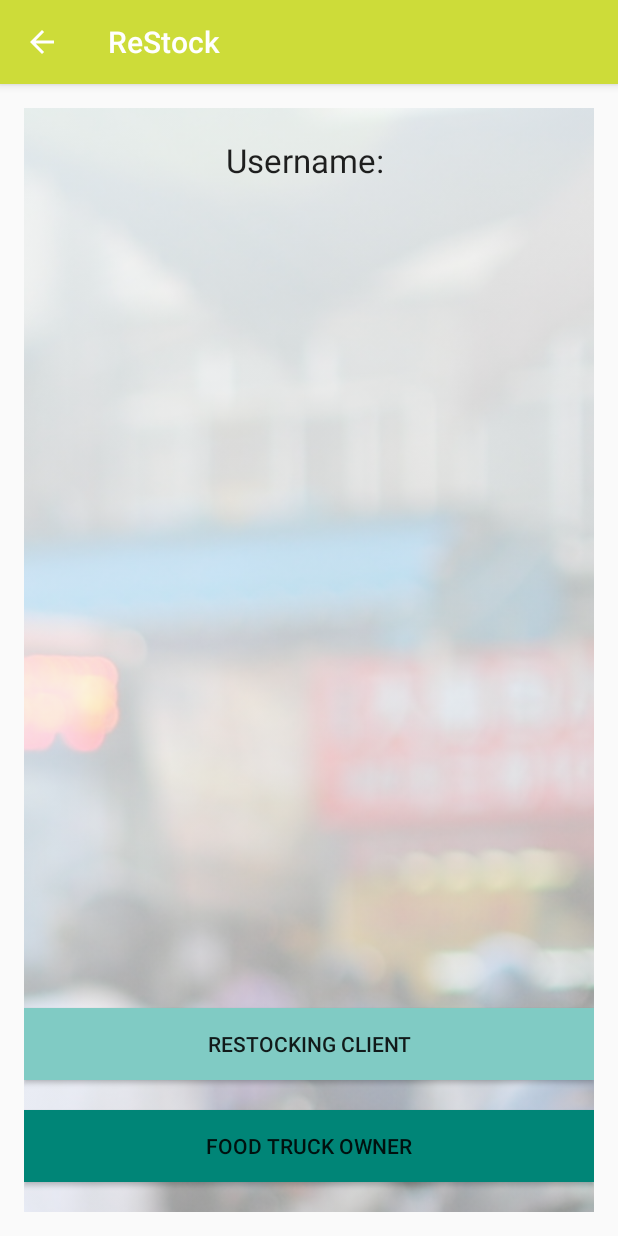
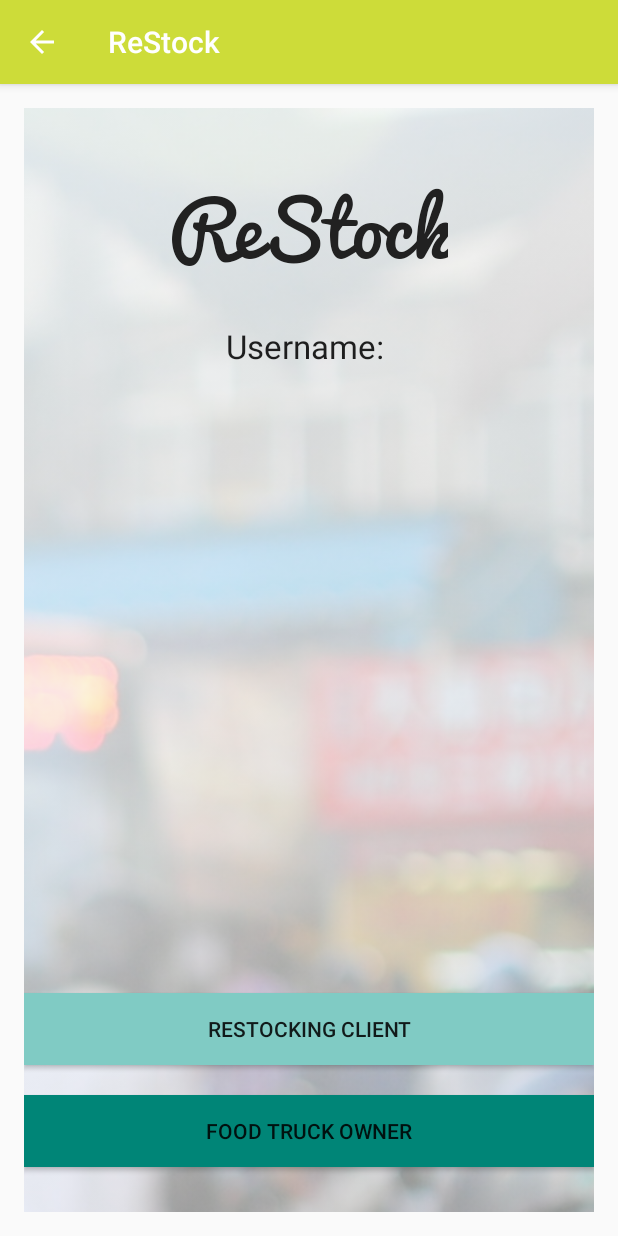
Before and after one commit to inthra/w2Fri-ReStock, an Android app: the RolesActivity screen opened directly, with no data from a screen before it, on a phone screen of 412 x 824 dp. Run offline under Robolectric (Android 15) with nearby library versions, the phone set to English and light mode, and no system bars; our stand-ins replace ButterKnife.

Commit message:
Modify layout on roles activity.

```diff
--- a/app/src/main/java/com/epicodus/restock/Constants.java
+++ b/app/src/main/java/com/epicodus/restock/Constants.java
@@ -5,6 +5,6 @@ public class Constants {
     public static final String YELP_CONSUMER_SECRET = BuildConfig.YELP_CONSUMER_SECRET;
     public static final String YELP_TOKEN = BuildConfig.YELP_TOKEN;
     public static final String YELP_TOKEN_SECRET = BuildConfig.YELP_TOKEN_SECRET;
-    public static final String YELP_BASE_URL = "https://api.yelp.com/v2/search?term=food+cart";
+    public static final String YELP_BASE_URL = "https://api.yelp.com/v2/search?term=food";
     public static final String YELP_LOCATION_QUERY_PARAMETER = "location";
 }
--- a/app/src/main/java/com/epicodus/restock/ui/MainActivity.java
+++ b/app/src/main/java/com/epicodus/restock/ui/MainActivity.java
@@ -25,7 +25,6 @@ public class MainActivity extends AppCompatActivity implements View.OnClickListe
     protected void onCreate(Bundle savedInstanceState) {
         super.onCreate(savedInstanceState);
         setContentView(R.layout.activity_main);
-
         ButterKnife.bind(this);
 
         Typeface pacificoFont = Typeface.createFromAsset(getAssets(), "fonts/pacifico.ttf");
--- a/app/src/main/java/com/epicodus/restock/ui/RolesActivity.java
+++ b/app/src/main/java/com/epicodus/restock/ui/RolesActivity.java
@@ -1,8 +1,11 @@
 package com.epicodus.restock.ui;
 
 import android.content.Intent;
+import android.graphics.Typeface;
 import android.support.v7.app.AppCompatActivity;
 import android.os.Bundle;
+import android.view.View;
+import android.widget.Button;
 import android.widget.TextView;
 
 import com.epicodus.restock.R;
@@ -10,8 +13,10 @@ import com.epicodus.restock.R;
 import butterknife.Bind;
 import butterknife.ButterKnife;
 
-public class RolesActivity extends AppCompatActivity {
+public class RolesActivity extends AppCompatActivity implements View.OnClickListener {
     @Bind(R.id.tvUsername) TextView mUsername;
+    @Bind(R.id.bRestock) Button mRestockButton;
+    @Bind(R.id.tvHeader) TextView mAppNameHeader;
 
     @Override
     protected void onCreate(Bundle savedInstanceState) {
@@ -19,9 +24,22 @@ public class RolesActivity extends AppCompatActivity {
         setContentView(R.layout.activity_roles);
         ButterKnife.bind(this);
 
+        Typeface pacificoFont = Typeface.createFromAsset(getAssets(), "fonts/pacifico.ttf");
+        mAppNameHeader.setTypeface(pacificoFont);
+
         mUsername = (TextView) findViewById(R.id.tvUsername);
         Intent intent = getIntent();
         String username = intent.getStringExtra("username");
         mUsername.setText(username);
+
+        mRestockButton.setOnClickListener(this);
+    }
+
+    @Override
+    public void onClick(View v) {
+        if(v == mRestockButton) {
+            Intent intent = new Intent(RolesActivity.this, DeliveryActivity.class);
+            startActivity(intent);
+        }
     }
 }
--- a/app/src/main/res/layout/activity_roles.xml
+++ b/app/src/main/res/layout/activity_roles.xml
@@ -22,11 +22,23 @@
     <TextView
         android:layout_width="wrap_content"
         android:layout_height="wrap_content"
+        android:id="@+id/tvHeader"
+        android:text="ReStock"
+        android:layout_marginTop="30dp"
+        android:textSize="50sp"
+        android:textColor="@color/colorPrimaryText"
+        android:layout_alignParentTop="true"
+        android:layout_centerHorizontal="true"
+        android:textColorHint="@color/colorPrimaryText" />
+
+    <TextView
+        android:layout_width="wrap_content"
+        android:layout_height="wrap_content"
         android:textAppearance="?android:attr/textAppearanceLarge"
         android:text="Username: "
         android:id="@+id/textView"
         android:layout_marginTop="20dp"
-        android:layout_alignParentTop="true"
+        android:layout_below="@+id/tvHeader"
         android:layout_centerHorizontal="true" />
 
     <TextView
@@ -54,7 +66,7 @@
         android:layout_height="wrap_content"
         android:text="Food Truck Owner"
         android:id="@+id/bFoodtruck"
-        android:layout_marginBottom="20dp"
+        android:layout_marginBottom="30dp"
         android:background="@color/accent_material_light"
         android:layout_alignBottom="@+id/imageView3"
         android:layout_alignParentStart="true"
```
Also changed, not shown: app/src/main/java/com/epicodus/restock/services/YelpService.java (+2 -6 lines), app/src/main/java/com/epicodus/restock/ui/DeliveryActivity.java (+46 -21 lines), app/src/main/res/layout/activity_delivery.xml (+9 -1 lines), app/src/main/res/layout/activity_main.xml (+5 -5 lines).
